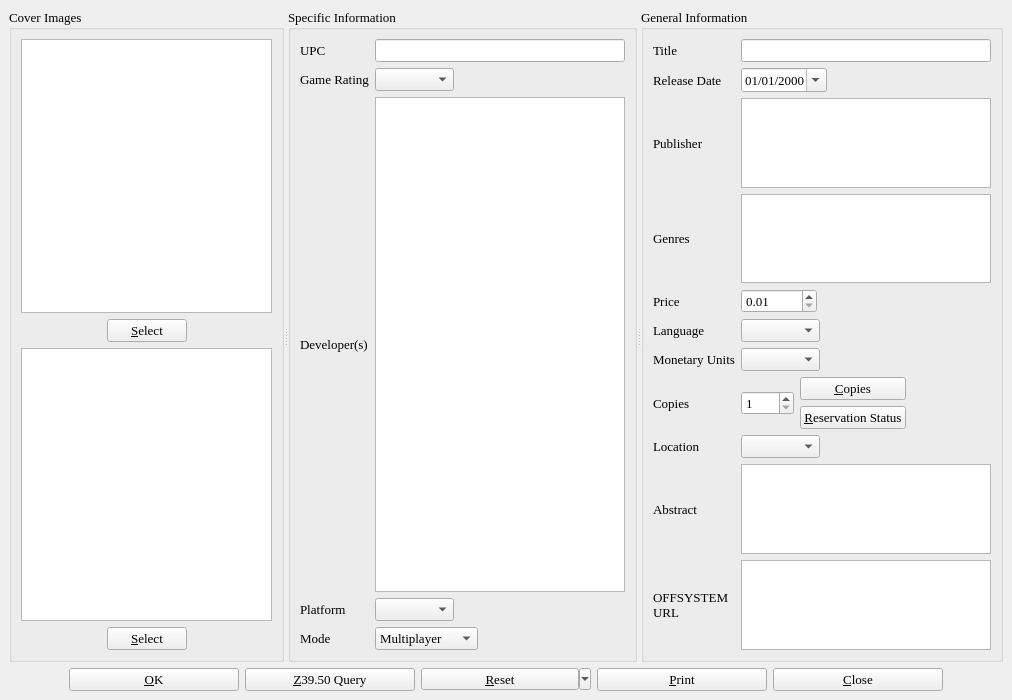
This is videogameinfo.ui in textbrowser/biblioteq as Qt 5 draws it before an edit. The edited form follows.
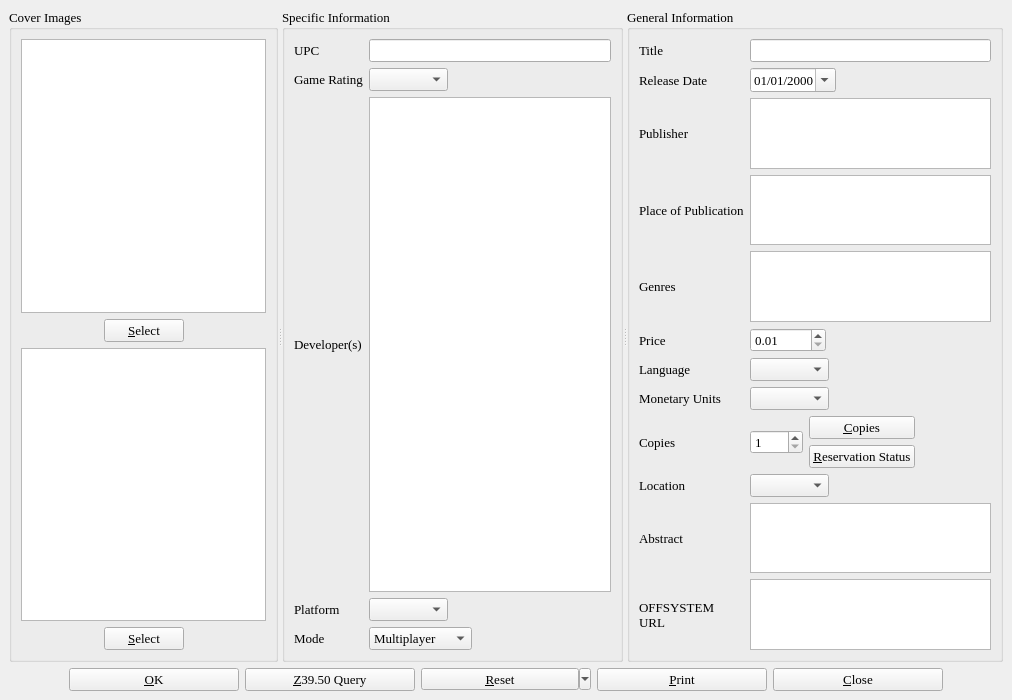
This is the edited form. Icons and pictures are not drawn. Custom widgets are drawn as their Qt base class.

Commit message: Added the Place of Publication field to the journals and magazines.

Diff of the .ui file:
```diff
--- a/videogameinfo.ui
+++ b/videogameinfo.ui
@@ -490,7 +490,7 @@
           </property>
          </widget>
         </item>
-        <item row="3" column="0" >
+        <item row="4" column="0" >
          <widget class="QLabel" name="label_15" >
           <property name="font" >
            <font>
@@ -508,7 +508,7 @@
           </property>
          </widget>
         </item>
-        <item row="4" column="0" >
+        <item row="5" column="0" >
          <widget class="QLabel" name="label_16" >
           <property name="font" >
            <font>
@@ -526,7 +526,7 @@
           </property>
          </widget>
         </item>
-        <item row="4" column="1" >
+        <item row="5" column="1" >
          <widget class="QDoubleSpinBox" name="price" >
           <property name="sizePolicy" >
            <sizepolicy vsizetype="Fixed" hsizetype="Fixed" >
@@ -559,7 +559,7 @@
           </property>
          </widget>
         </item>
-        <item row="5" column="0" >
+        <item row="6" column="0" >
          <widget class="QLabel" name="label_3" >
           <property name="font" >
            <font>
@@ -577,7 +577,7 @@
           </property>
          </widget>
         </item>
-        <item row="5" column="1" >
+        <item row="6" column="1" >
          <layout class="QHBoxLayout" >
           <item>
            <widget class="QComboBox" name="language" >
@@ -609,7 +609,7 @@
           </item>
          </layout>
         </item>
-        <item row="6" column="0" >
+        <item row="7" column="0" >
          <widget class="QLabel" name="label_4" >
           <property name="font" >
            <font>
@@ -627,7 +627,7 @@
           </property>
          </widget>
         </item>
-        <item row="6" column="1" >
+        <item row="7" column="1" >
          <widget class="QComboBox" name="monetary_units" >
           <property name="sizePolicy" >
            <sizepolicy vsizetype="Fixed" hsizetype="Fixed" >
@@ -648,7 +648,7 @@
           </property>
          </widget>
         </item>
-        <item row="7" column="0" >
+        <item row="8" column="0" >
          <widget class="QLabel" name="label_8" >
           <property name="font" >
            <font>
@@ -666,7 +666,7 @@
           </property>
          </widget>
         </item>
-        <item row="7" column="1" >
+        <item row="8" column="1" >
          <layout class="QHBoxLayout" >
           <item>
            <widget class="QSpinBox" name="quantity" >
@@ -745,7 +745,7 @@
           </item>
          </layout>
         </item>
-        <item row="8" column="0" >
+        <item row="9" column="0" >
          <widget class="QLabel" name="label_10" >
           <property name="font" >
            <font>
@@ -758,7 +758,7 @@
           </property>
          </widget>
         </item>
-        <item row="8" column="1" >
+        <item row="9" column="1" >
          <layout class="QHBoxLayout" >
           <item>
            <widget class="QComboBox" name="location" >
@@ -785,7 +785,7 @@
           </item>
          </layout>
         </item>
-        <item row="9" column="0" >
+        <item row="10" column="0" >
          <widget class="QLabel" name="label_7" >
           <property name="font" >
            <font>
@@ -803,7 +803,7 @@
           </property>
          </widget>
         </item>
-        <item row="9" column="1" >
+        <item row="10" column="1" >
          <widget class="QTextEdit" name="description" >
           <property name="font" >
            <font>
@@ -821,7 +821,7 @@
           </property>
          </widget>
         </item>
-        <item row="10" column="0" >
+        <item row="11" column="0" >
          <widget class="QLabel" name="label_12" >
           <property name="text" >
            <string>OFFSYSTEM
@@ -829,7 +829,7 @@
           </property>
          </widget>
         </item>
-        <item row="10" column="1" >
+        <item row="11" column="1" >
          <widget class="QTextBrowser" name="url" >
           <property name="readOnly" >
            <bool>false</bool>
@@ -842,7 +842,7 @@
           </property>
          </widget>
         </item>
-        <item row="3" column="1" >
+        <item row="4" column="1" >
          <widget class="hyperlinked_text_edit" name="genre" >
           <property name="readOnly" >
            <bool>false</bool>
@@ -855,6 +855,23 @@
           </property>
          </widget>
         </item>
+        <item row="3" column="0" >
+         <widget class="QLabel" name="label_17" >
+          <property name="text" >
+           <string>Place of Publication</string>
+          </property>
+         </widget>
+        </item>
+        <item row="3" column="1" >
+         <widget class="hyperlinked_text_edit" name="place" >
+          <property name="textInteractionFlags" >
+           <set>Qt::LinksAccessibleByKeyboard|Qt::LinksAccessibleByMouse|Qt::TextBrowserInteraction|Qt::TextEditable|Qt::TextEditorInteraction|Qt::TextSelectableByKeyboard|Qt::TextSelectableByMouse</set>
+          </property>
+          <property name="openLinks" >
+           <bool>false</bool>
+          </property>
+         </widget>
+        </item>
        </layout>
       </widget>
      </widget>
```
Left out of the diff: 1 changed line with no effect on the pictures. The commit also changes 9 other files.
